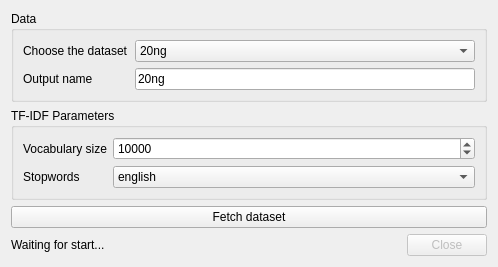
rafalpiwnik/SemanticHashing, file gui/designer/fetch_dataset_wizard.ui: the form before one commit.
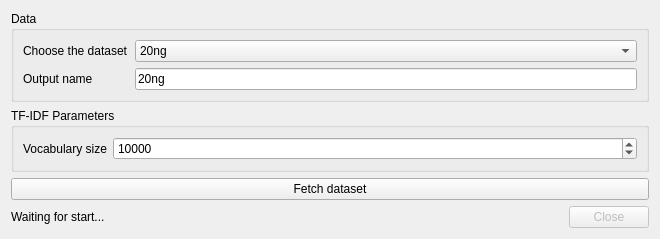
The form after the commit.

Patch:
```diff
--- a/gui/designer/fetch_dataset_wizard.ui
+++ b/gui/designer/fetch_dataset_wizard.ui
@@ -6,8 +6,8 @@
    <rect>
     <x>0</x>
     <y>0</y>
-    <width>498</width>
-    <height>264</height>
+    <width>660</width>
+    <height>236</height>
    </rect>
   </property>
   <property name="windowTitle">
@@ -118,22 +118,6 @@
         </property>
        </widget>
       </item>
-      <item row="1" column="0">
-       <widget class="QLabel" name="label_2">
-        <property name="text">
-         <string>Stopwords</string>
-        </property>
-       </widget>
-      </item>
-      <item row="1" column="1">
-       <widget class="QComboBox" name="stopwordsChoice">
-        <item>
-         <property name="text">
-          <string>english</string>
-         </property>
-        </item>
-       </widget>
-      </item>
      </layout>
     </widget>
    </item>
```
Left out of the diff: 2 changed lines with no effect on the pictures.
